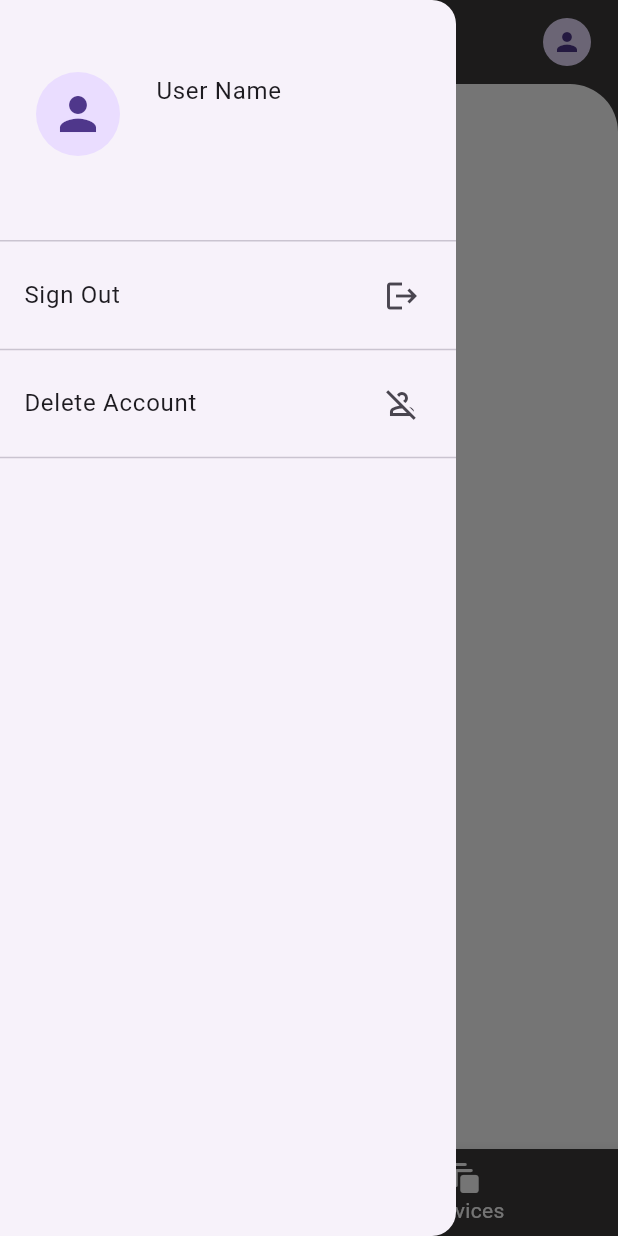
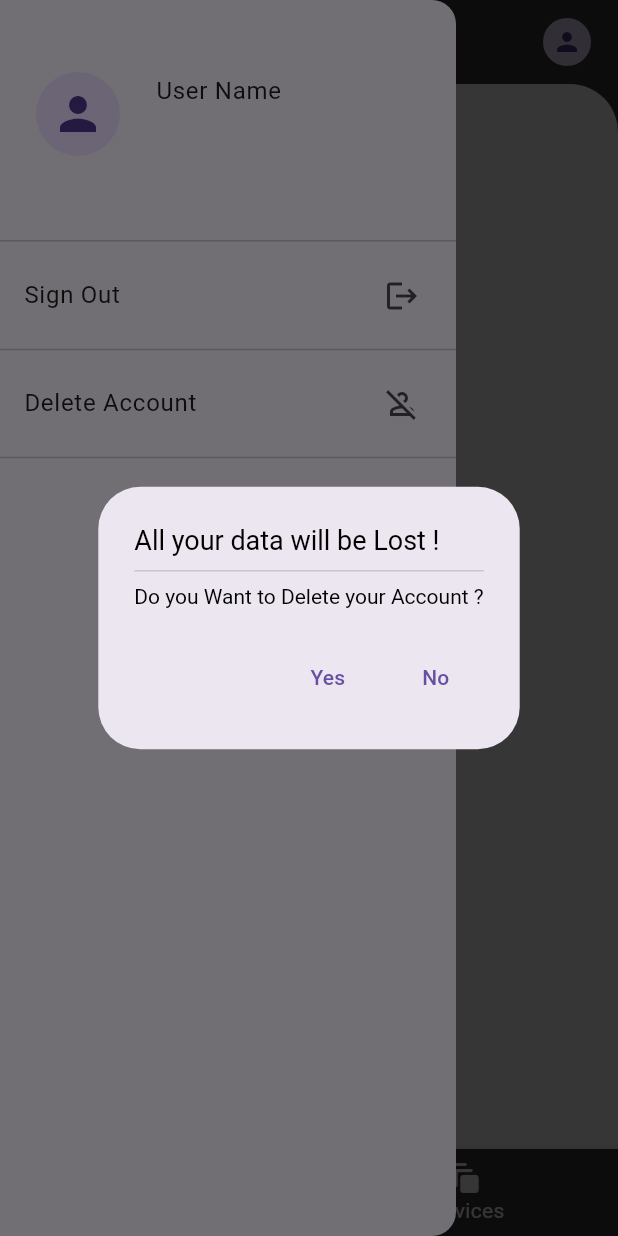
Before and after one commit to Rahul-Sharma-Github/Bike-Service-App, a Flutter app: the screen it shows once a user with an empty profile is signed in, item 2 of the bottom bar chosen, in the side drawer, after a tap on "Delete Account", on a phone screen of 412 x 824 dp. Run offline on Flutter 3.47's test engine with Material 3 defaults, Android fonts, the phone set to English and light mode, and no system bars; our stand-ins replace cloud_firestore, device_preview, firebase_auth, firebase_core, get; accounts and stored records are empty; statements that could not run were skipped.

Commit message:
implemented Account Delete Functionality in Drawer with AlertDialog Confirmation system |

```diff
--- a/lib/app/core/constants/theme/textstyles/textstyle.dart
+++ b/lib/app/core/constants/theme/textstyles/textstyle.dart
@@ -139,4 +139,11 @@ class AppTextStyleTheme {
     fontSize: 14,
     fontWeight: FontWeight.normal,
   );
+
+  // TextStyles for AlertDialog Title Text
+  static const TextStyle alertDialogTitleText = TextStyle(
+    color: Color(0xff000000),
+    fontSize: 18,
+    fontWeight: FontWeight.normal,
+  );
 }
--- a/lib/app/global/widget_components/drawer/drawer.dart
+++ b/lib/app/global/widget_components/drawer/drawer.dart
@@ -1,7 +1,10 @@
 import 'package:bike_service_app/app/core/constants/theme/colors/colors.dart';
+import 'package:bike_service_app/app/core/constants/theme/textstyles/textstyle.dart';
 import 'package:bike_service_app/app/core/firebase_api_instances/firebase_api_instances.dart';
 import 'package:bike_service_app/app/global/widget_components/snackbar/snackbar.dart';
+import 'package:firebase_auth/firebase_auth.dart';
 import 'package:flutter/material.dart';
+import 'package:get/get.dart';
 
 Widget drawerWidget() {
   return Drawer(
@@ -42,6 +45,7 @@ Widget drawerWidget() {
           onTap: () async {
             try {
               await FirebaseApiInstances().authInstance.value.signOut();
+
               snackbarWidget('Account', 'You are Signed Out !',
                   AppColors.snackBarColorWarning);
             } catch (e) {
@@ -53,7 +57,82 @@ Widget drawerWidget() {
         ListTile(
           title: const Text('Delete Account'),
           trailing: const Icon(Icons.person_off_outlined),
-          onTap: () {},
+          onTap: () async {
+            // Confirming From user First, after that doing the Operation
+
+            await Get.dialog(
+              name: 'Confirm',
+              AlertDialog(
+                title: const Column(
+                  children: [
+                    Row(
+                      children: [
+                        Expanded(
+                          child: Text(
+                            'All your data will be Lost !',
+                            style: AppTextStyleTheme.alertDialogTitleText,
+                          ),
+                        ),
+                      ],
+                    ),
+                    Divider(),
+                    Row(
+                      children: [
+                        Expanded(
+                          child: Text(
+                            'Do you Want to Delete your Account ?',
+                            style: AppTextStyleTheme.descriptionText,
+                          ),
+                        ),
+                      ],
+                    ),
+                  ],
+                ),
+                actions: [
+                  // Yes
+                  // Delete the Account
+                  TextButton(
+                    onPressed: () async {
+                      try {
+                        await FirebaseApiInstances()
+                            .authInstance
+                            .value
+                            .currentUser
+                            ?.delete();
+
+                        snackbarWidget(
+                            'Account',
+                            'Your account has been deleted !',
+                            AppColors.snackBarColorWarning);
+                      } on FirebaseAuthException catch (e) {
+                        if (e.code == 'requires-recent-login') {
+                          snackbarWidget(
+                              'Alert',
+                              'Please first Sign Out & then login Again !',
+                              AppColors.snackBarColorWarning);
+
+                          debugPrint(
+                              'Please Login Again to do Delete Operation !');
+                        }
+                      } catch (e) {
+                        debugPrint(
+                            'Error while Deleting User Account in Drawer Widget = $e');
+                      }
+                    },
+                    child: const Text('Yes'),
+                  ),
+                  // No
+                  // Do Not delete the Account
+                  TextButton(
+                    onPressed: () {
+                      Get.back();
+                    },
+                    child: const Text('No'),
+                  ),
+                ],
+              ),
+            );
+          },
         ),
         const Divider(),
       ],
```
